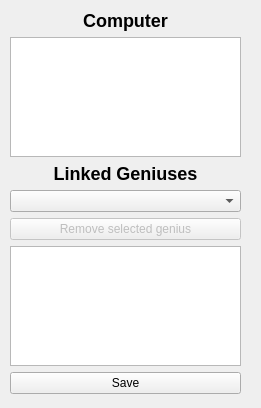
Before: the Qt Designer form editrelationcg.ui in danielm15/VLN1-2016-Hopur_16, drawn with Qt 5.
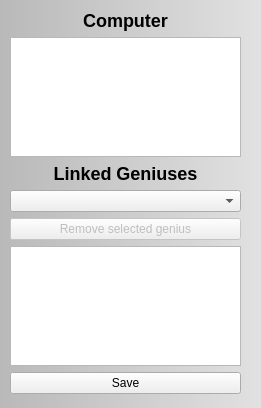
After: the same form once the commit is applied.

Commit message: Fixed getGeniusComputers and added buttons to editrelationcg.ui

Patch:
```diff
--- a/editrelationcg.ui
+++ b/editrelationcg.ui
@@ -13,6 +13,11 @@
   <property name="windowTitle">
    <string>Dialog</string>
   </property>
+  <property name="styleSheet">
+   <string notr="true">#EditRelationCG{
+background-color: qlineargradient(spread:pad, x1:0, y1:0, x2:1, y2:0, stop:0 rgba(185, 185, 185, 255), stop:1 rgba(225, 225, 225, 255));
+}</string>
+  </property>
   <widget class="QWidget" name="layoutWidget">
    <property name="geometry">
     <rect>
```
The commit also changes 3 other files.
